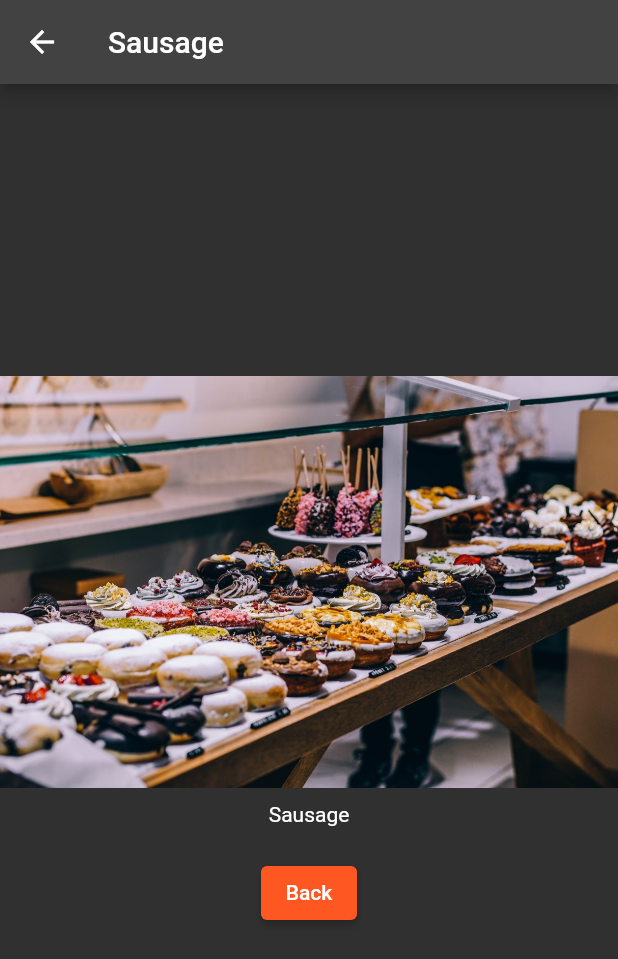
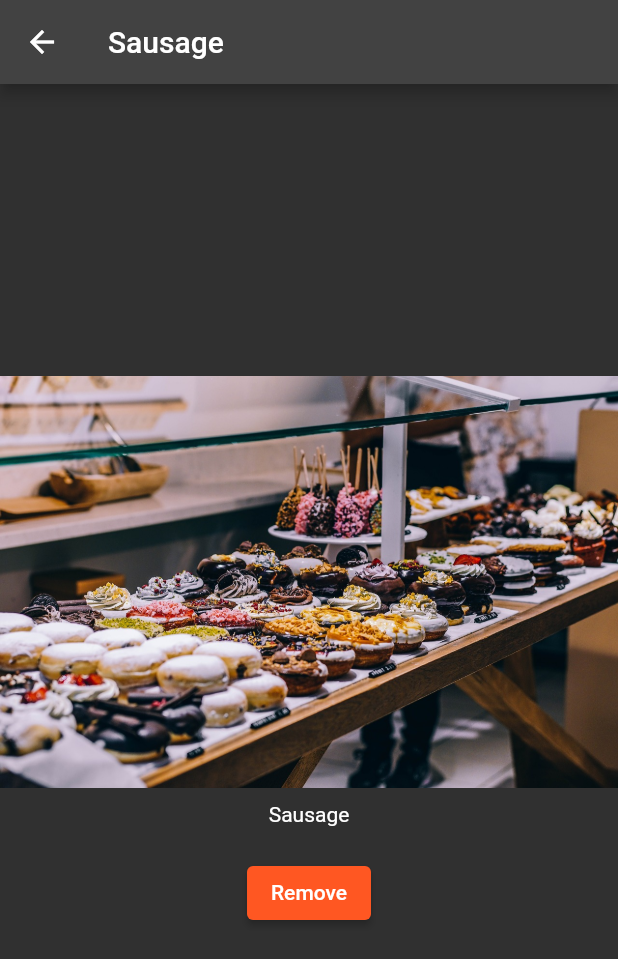
Before and after one commit to Viczdera/EasyList, a Flutter app: the screen it shows after launch, after a tap on "Details", on a phone screen of 412 x 824 dp. Shown: the top 959 px of the screen. Run offline on Flutter 3.47's test engine with Material 2 defaults, Android fonts, the phone set to English and light mode, and no system bars.

Commit message:
passing data back--delete product done

```diff
--- a/lib/product_actions.dart
+++ b/lib/product_actions.dart
@@ -43,6 +43,12 @@ class _ProductManagerState extends State<ProductManager> {
     });
   }
 
+  void _deleteProduct(int index) {
+    setState(() {
+      _products.removeAt(index); //add product which is received as an argument
+    });
+  }
+
   @override
   Widget build(BuildContext context) {
     // TODO: implement build
@@ -52,7 +58,7 @@ class _ProductManagerState extends State<ProductManager> {
           margin: EdgeInsets.all(10.0),
           child: ProductControl(_addProduct),
         ),
-        Expanded(child: Products(_products))
+        Expanded(child: Products(_products, deleteProduct: _deleteProduct))
       ],
     );
   }
--- a/lib/products.dart
+++ b/lib/products.dart
@@ -3,10 +3,11 @@ import './screens/product.dart';
 
 class Products extends StatelessWidget {
   //products property
-  final List<Map<String, String>>
-      products; //final==can't change. If data changed, it simply replaces it and call build again
+  final List<Map<String, String>> products;
+  final Function
+      deleteProduct; //final==can't change. If data changed, it simply replaces it and call build again
   //constructor
-  Products(this.products);
+  Products(this.products, {required this.deleteProduct});
 
 // //reference a method of  class
   Widget _buildProductItem(BuildContext context, int index) {
@@ -18,12 +19,20 @@ class Products extends StatelessWidget {
           alignment: MainAxisAlignment.center,
           children: <Widget>[
             TextButton(
-                onPressed: () => Navigator.push(
-                    context,
-                    MaterialPageRoute(
-                        builder: (BuildContext context) => ProductScreen(
-                            products[index]['title'] ?? "No title",
-                            products[index]['imageUrl'] ?? "No Image"))),
+                onPressed: () => Navigator.push<bool>(
+                        context,
+                        MaterialPageRoute(
+                            builder: (BuildContext context) => ProductScreen(
+                                products[index]['title'] ?? "No title",
+                                products[index]['imageUrl'] ?? "No Image")))
+                    .then((bool? value) => {
+                          print(value),
+                          if (value == true)
+                            {
+                              deleteProduct(index),
+                              print('product ${index} deleted')
+                            }
+                        }),
                 child: Text('Details'))
           ],
         )
--- a/lib/screens/product.dart
+++ b/lib/screens/product.dart
@@ -28,8 +28,9 @@ class ProductScreen extends StatelessWidget {
               Container(
                 padding: EdgeInsets.all(10.0),
                 child: ElevatedButton(
-                    onPressed: () => Navigator.pop(context),
-                    child: Text('Back')),
+                    onPressed: () => Navigator.pop(context, true),
+                    child: Text('Remove')),
+                //TODO:use ioon instead
               )
             ],
           ),
```
